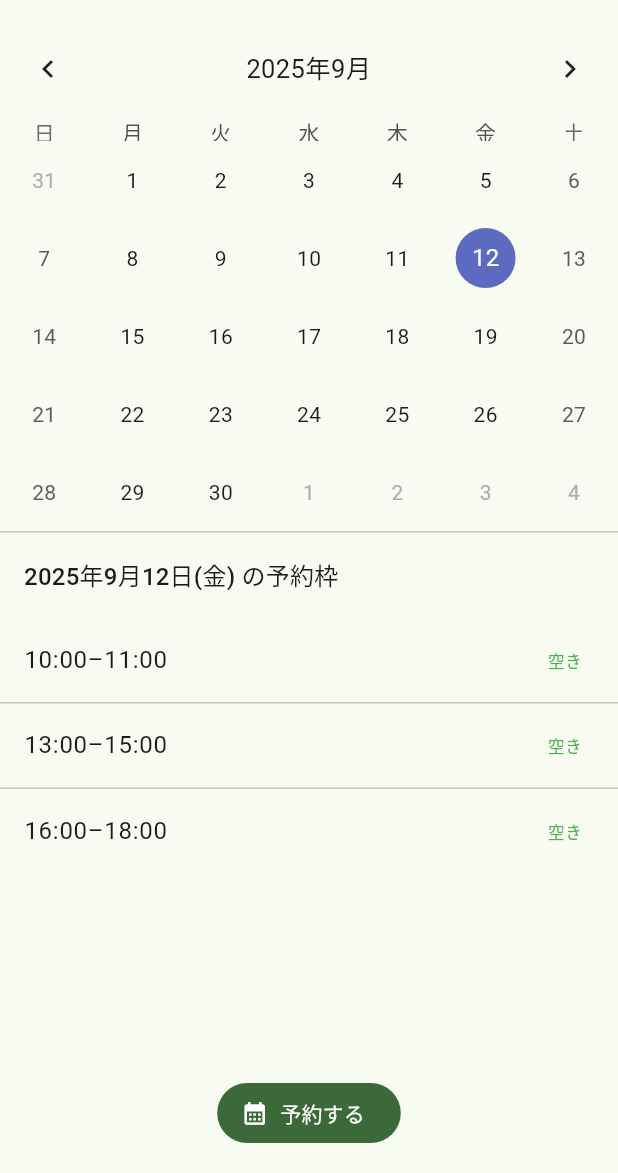
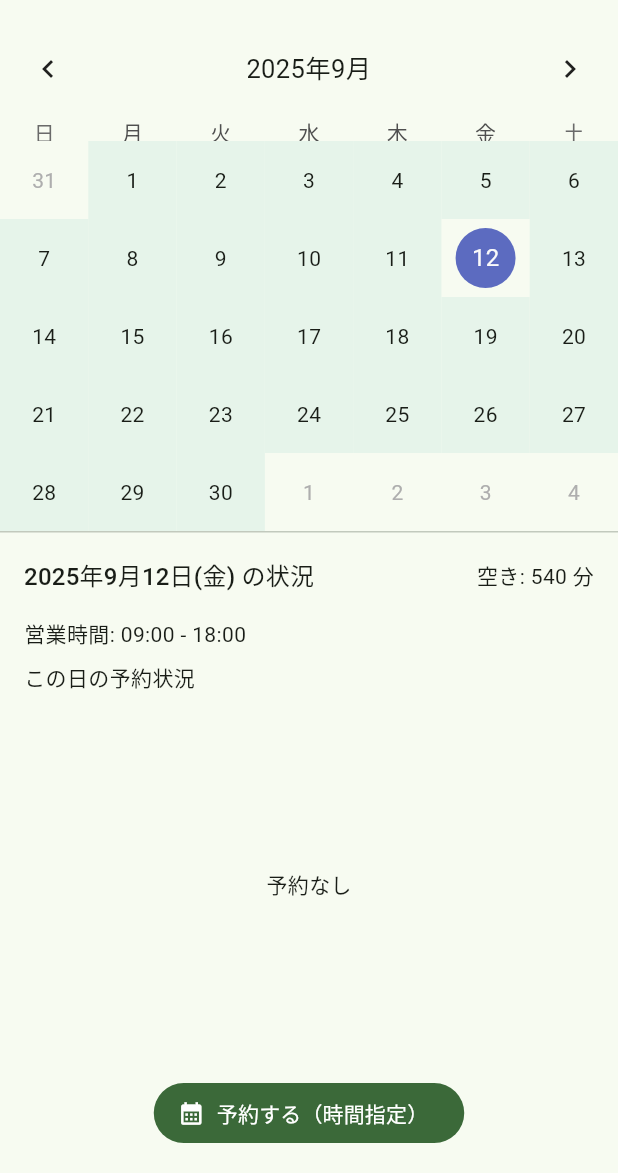
Before and after one commit to MoLpho/ishibashi, a Flutter app: the screen it shows after launch, on a phone screen of 412 x 824 dp, the part 63-1236 px from its top. Run offline on Flutter 3.47's test engine with Material 3 defaults, Android fonts, the phone set to English and light mode, and no system bars; drawn by our look-alikes of table_calendar; network calls fail.

Commit message:
予約に関する調整

```diff
--- a/lib/core/constants.dart
+++ b/lib/core/constants.dart
@@ -1,6 +1,6 @@
 class Constants {
   /// APIのベースURL,APIを変更したい場合はここを変更する
-  static const String baseUrl = 'http://mattya3340.tplinkdns.com:8000';
+  static const String baseUrl = 'http://127.0.0.1:8000';
 
   /// 予約枠（ID → (開始,終了)）。データベースの予約枠IDと一致させること
   static const Map<String, ({String start, String end})> slotTime = {
--- a/lib/screens/reservation/calendar/reservation_calendar_screen.dart
+++ b/lib/screens/reservation/calendar/reservation_calendar_screen.dart
@@ -2,15 +2,12 @@ import 'package:flutter/material.dart';
 import 'package:intl/intl.dart';
 import 'package:table_calendar/table_calendar.dart';
 
-import '../../../core/constants.dart';
 import '../../../utils/api/api_client.dart';
 import '../../../utils/api/holiday_api.dart';
 import '../../../utils/api/reservation_api.dart';
-import '../../reservation/models/time_slot.dart';
-import '../../reservation/models/form_result.dart';
-import '../form/reservation_form_sheet.dart';
-import '../confirm/confirm_screen.dart';
-
+import '../../../utils/api/settings_api.dart';
+import '../form/reservation_free_form_sheet.dart';
+import '../confirm/confirm_free_screen.dart';
 
 class ReservationCalendarScreen extends StatefulWidget {
   const ReservationCalendarScreen({super.key});
@@ -25,17 +22,20 @@ class _ReservationCalendarScreenState extends State<ReservationCalendarScreen> {
   // API クライアントの初期化
   late final ReservationApi _resApi = ReservationApi(_client);// 予約APIクライアント
   late final HolidayApi _holApi = HolidayApi(_client);// 休業日APIクライアント
+  late final SettingsApi _setApi = SettingsApi(_client);// 営業時間APIクライアント
 
   late DateTime _focusedDay;// カレンダーで現在表示している月の基準日
   late DateTime _selectedDay;// カレンダーで選択されている日
 
   // 休業日集合
   Set<DateTime> _closed = {};
-  // 日付→予約済み枠ID集合,満、空き判定用
-  Map<DateTime, Set<String>> _bookedByDate = {};
+  // 月内の予約イベント（日付ごとに生の時間帯で扱う）
+  Map<DateTime, List<EventItem>> _eventsByDate = {};
 
-  // ラベル用スロット
-  final _slots = TimeSlot.defaults();// /lib/core/constants.dart の slotTime から生成
+  // 曜日ごとの営業時間（0=Mon..6=Sun）
+  final Map<int, ({TimeOfDay open, TimeOfDay close})> _businessHours = {};
+
+  // 旧スロットUIは廃止。自由時間選択へ移行。
 
   @override
   void initState() {
@@ -56,19 +56,31 @@ class _ReservationCalendarScreenState extends State<ReservationCalendarScreen> {
       final events   = await _resApi.listEvents(from, to);// 予約済み一覧
       final holidays = await _holApi.listHolidays(from, to); // 休業日一覧
       final weekly   = await _holApi.listWeeklyOccurrences(from, to); // 毎週休業日一覧
+      // 営業時間（初回のみ取得して保持）
+      if (_businessHours.isEmpty) {
+        final bhs = await _setApi.listBusinessHours();
+        for (final bh in bhs) {
+          _businessHours[bh.weekday] = (
+            open: _parseTod(bh.openTime),
+            close: _parseTod(bh.closeTime),
+          );
+        }
+        // デフォルト（万一不足があれば）
+        for (int d = 0; d < 7; d++) {
+          _businessHours.putIfAbsent(d, () => (open: const TimeOfDay(hour: 9, minute: 0), close: const TimeOfDay(hour: 18, minute: 0)));
+        }
+      }
 
-      // 日付→予約済み枠ID集合 に変換
-      final byDate = <DateTime, Set<String>>{};
+      // 日付→イベントリスト へ変換
+      final byDate = <DateTime, List<EventItem>>{};
       for (final e in events) {
-        final id = slotIdFromEvent(e);// 予約枠IDを取得
-        if (id == null) continue;
-        final d = _dateOnly(e.date);  // 時刻を切り捨てて日付のみに変換
-        byDate.putIfAbsent(d, () => <String>{}).add(id); // 日付ごとに予約済み枠IDを追加
+        final d = _dateOnly(e.date);
+        byDate.putIfAbsent(d, () => <EventItem>[]).add(e);
       }
 
       // 状態を更新
       setState(() {
-        _bookedByDate = byDate; // 日ごとの予約済み枠
+        _eventsByDate = byDate; // 日ごとの予約（自由時間計算用）
         _closed = {...holidays, ...weekly}; // 休業日セット
       });
     } catch (e) {
@@ -78,23 +90,69 @@ class _ReservationCalendarScreenState extends State<ReservationCalendarScreen> {
       );
     }
   }
+
   // 休業日かどうか判定
   bool _isClosed(DateTime d) => _closed.contains(_dateOnly(d));
 
-  // 満席かどうか判定
-  bool _isFull(DateTime d) {
-    final day = _dateOnly(d);  // 時刻を切り捨てて日付のみに変換
-    final booked = _bookedByDate[day]?.length ?? 0;
-    final total  = Constants.slotTime.length;
-    return !_isClosed(day) && booked >= total && total > 0;// 休業日でなく、予約済み数が全枠数以上なら満席
+  // 予約のある/なし
+  bool _hasReservations(DateTime d) => (_eventsByDate[_dateOnly(d)]?.isNotEmpty ?? false);
+
+  // 営業時間の範囲を分で取得
+  int _toMinutes(TimeOfDay t) => t.hour * 60 + t.minute;
+
+  ({TimeOfDay open, TimeOfDay close}) _bhOf(DateTime d) =>
+      _businessHours[d.weekday] ?? (open: const TimeOfDay(hour: 9, minute: 0), close: const TimeOfDay(hour: 18, minute: 0));
+
+  // 指定日の自由時間（分）を算出（営業時間内で既存予約を差し引き）
+  int _freeMinutes(DateTime d) {
+    final day = _dateOnly(d);
+    if (_isClosed(day)) return 0;
+    final bh = _bhOf(day);
+    final open = _toMinutes(bh.open);
+    final close = _toMinutes(bh.close);
+    int busy = 0;
+    final evts = [...?_eventsByDate[day]];
+    // 時間帯を結合（単純に和をとる前に重複をまとめる）
+    evts.sort((a, b) => a.startTime.compareTo(b.startTime));
+    int? curS; int? curE;
+    int clamp(int v, int lo, int hi) => v < lo ? lo : (v > hi ? hi : v);
+    for (final e in evts) {
+      final s = clamp(_hhmmssToMin(e.startTime), open, close);
+      final eMin = clamp(_hhmmssToMin(e.endTime), open, close);
+      if (eMin <= s) continue;
+      if (curS == null || curE == null) {
+        curS = s; curE = eMin;
+      } else if (s <= curE) {
+        curE = eMin > curE ? eMin : curE; // 結合
+      } else {
+        busy += (curE - curS);
+        curS = s; curE = eMin;
+      }
+    }
+    if (curS != null && curE != null) busy += (curE - curS);
+    final total = (close - open);
+    final free = total - busy;
+    return free < 0 ? 0 : free;
   }
 
-  Set<String> _bookedSlots(DateTime d) => _bookedByDate[_dateOnly(d)] ?? {}; // 指定日の予約済み枠ID集合を取得 例11時から13時までが予約済みなら {'11-13'}
+  int _hhmmssToMin(String hhmmss) {
+    final sp = hhmmss.split(':');
+    final h = int.tryParse(sp[0]) ?? 0;
+    final m = int.tryParse(sp[1]) ?? 0;
+    return h * 60 + m;
+  }
+
+  TimeOfDay _parseTod(String s) {
+    final sp = s.split(':');
+    return TimeOfDay(hour: int.tryParse(sp[0]) ?? 0, minute: int.tryParse(sp[1]) ?? 0);
+  }
+
+  // 旧スロット用のヘルパーは削除（自由時間計算に移行）
 
   @override
   Widget build(BuildContext context) {
     final df = DateFormat('yyyy年M月d日(E)');
-    final bookedToday = _bookedSlots(_selectedDay);
+    final eventsToday = _eventsByDate[_dateOnly(_selectedDay)] ?? [];
 
     return Scaffold(
       appBar: AppBar(title: const Text('レンタルルーム予約')),
@@ -114,98 +172,118 @@ class _ReservationCalendarScreenState extends State<ReservationCalendarScreen> {
                 _focusedDay = focusedDay;
               });
             },
-            onPageChanged: (focused) => _loadMonth(focused), // 月が変わったときにデータを再取得
+            onPageChanged: (focused) {
+              // ページ移動時に現在のfocusedDayを更新してから、その月のデータを取得
+              setState(() {
+                _focusedDay = _dateOnly(focused);
+              });
+              _loadMonth(focused);
+            }, // 月が変わったときにデータを再取得
             calendarFormat: CalendarFormat.month,      // 月表示にフォーマット指定
             availableCalendarFormats: const {CalendarFormat.month: '月'},
             headerStyle: const HeaderStyle(formatButtonVisible: false, titleCentered: true),
             enabledDayPredicate: (day) => !_isClosed(day), // 休業日は選択不可にする
-            // 日付セルのカスタマイズ設定
+            // 日付セルのカスタマイズ設定（自由時間に基づく色分け）
             calendarBuilders: CalendarBuilders(
-              // 日付セルの下に予約状況を示すマーカーを表示
-              markerBuilder: (context, day, events) {
-                final d = _dateOnly(day);// 時刻を切り捨てて日付のみに変換
-
-                //休業日かどうか判定、休業日なら赤色のマーカーを表示
+              defaultBuilder: (context, day, focusedDay) {
+                final d = _dateOnly(day);
+                final base = Center(child: Text('${day.day}'));
                 if (_isClosed(d)) {
-                  return const Positioned(
-                    bottom: 4, child: Icon(Icons.circle, size: 8, color: Colors.red),//色の設定
+                  return DecoratedBox(
+                    decoration: const BoxDecoration(color: Color(0xFFFFE5E5), shape: BoxShape.rectangle),
+                    child: base,
                   );
                 }
-                //既に予約済みかどうか判定、既に予約済みならオレンジ色のマーカーを表示
-                if (_isFull(d)) {
-                  return const Positioned(
-                    bottom: 4, child: Icon(Icons.circle, size: 8, color: Colors.orange),//色の設定
+                final hasRes = _hasReservations(d);
+                if (!hasRes) {
+                  return DecoratedBox(
+                    decoration: const BoxDecoration(color: Color(0xFFE6F4EA)), // 緑系（予約なし）
+                    child: base,
                   );
                 }
-                final booked = _bookedByDate[d]?.length ?? 0;// 予約済み数を取得
-                // 予約済みが1つ以上かつ満席でない場合は緑色のマーカーを表示
-                if (booked > 0 && booked < Constants.slotTime.length) {
-                  return const Positioned(
-                    bottom: 4, child: Icon(Icons.circle, size: 8, color: Colors.green),//色の設定
+                final free = _freeMinutes(d);
+                if (free >= 360) {
+                  return DecoratedBox(
+                    decoration: const BoxDecoration(color: Color(0xFFFFF4E0)), // オレンジ系（>=6h 空き）
+                    child: base,
                   );
                 }
-                return null; // 予約がない場合はマーカーを表示しない 要相談
+                if (free <= 120) {
+                  return DecoratedBox(
+                    decoration: const BoxDecoration(color: Color(0xFFFFE6E6)), // 赤系（<=2h 空き）
+                    child: base,
+                  );
+                }
+                return base;
               },
             ),
           ),
           const Divider(height: 1),
-          // 選択された日の予約枠と状態説明を表示
+          // 選択された日の情報
           Padding(
             padding: const EdgeInsets.all(16),
             child: Row(
               children: [
-                Text("${df.format(_selectedDay)} の予約枠",
+                Text("${df.format(_selectedDay)} の状況",
                     style: Theme.of(context).textTheme.titleMedium),
                 const Spacer(),
-                // 休業日なら赤色で表示
                 if (_isClosed(_selectedDay))
                   const Text("休業日", style: TextStyle(color: Colors.red)),
-                //既に予約済みオレンジ色で表示
-                if (!_isClosed(_selectedDay) && _isFull(_selectedDay))
-                  const Text("満席", style: TextStyle(color: Colors.orange)),
+                if (!_isClosed(_selectedDay)) ...[
+                  const SizedBox(width: 8),
+                  Text('空き: ${_freeMinutes(_selectedDay)} 分'),
+                ]
               ],
             ),
           ),
           Expanded(
-            // 休業日なら「この日は休業日です」と表示、そうでなければ予約枠リストを表示
             child: _isClosed(_selectedDay)
                 ? const Center(child: Text("この日は休業日です"))
-                : ListView.separated(
-                    itemCount: _slots.length,
-                    separatorBuilder: (_, __) => const Divider(height: 1), // リスト間に区切り線
-                    itemBuilder: (_, i) {
-                      final s = _slots[i];
-                      final isBooked = bookedToday.contains(s.id);// 予約済みかどうか
-                      return ListTile(
-                        title: Text(s.label),
-                        trailing: Text(isBooked ? "満" : "空き", // 予約済みなら「満」、そうでなければ「空き」と表示
-                            style: TextStyle(color: isBooked ? Colors.orange : Colors.green)),
-                        enabled: !isBooked, // 予約済みならタップ不可にする
-                        onTap: isBooked
-                            ? null
-                            : () => _openReservationForm(
-                                  context: context,
-                                  date: _selectedDay,
-                                  initialSelected: {s.id},
+                : Padding(
+                    padding: const EdgeInsets.symmetric(horizontal: 16),
+                    child: Column(
+                      crossAxisAlignment: CrossAxisAlignment.start,
+                      children: [
+                        // 営業時間表示
+                        Builder(builder: (context) {
+                          final bh = _bhOf(_selectedDay);
+                          String fmt(TimeOfDay t) => '${t.hour.toString().padLeft(2,'0')}:${t.minute.toString().padLeft(2,'0')}';
+                          return Text('営業時間: ${fmt(bh.open)} - ${fmt(bh.close)}');
+                        }),
+                        const SizedBox(height: 8),
+                        Text('この日の予約状況'),
+                        const SizedBox(height: 8),
+                        Expanded(
+                          child: eventsToday.isEmpty
+                              ? const Center(child: Text('予約なし'))
+                              : ListView.separated(
+                                  itemCount: eventsToday.length,
+                                  separatorBuilder: (_, __) => const Divider(height: 1),
+                                  itemBuilder: (_, i) {
+                                    final e = eventsToday[i];
+                                    final s = e.startTime.substring(0,5);
+                                    final en = e.endTime.substring(0,5);
+                                    return ListTile(
+                                      leading: const Icon(Icons.schedule),
+                                      title: Text('$s - $en'),
+                                      subtitle: e.representativeName != null ? Text(e.representativeName!) : null,
+                                    );
+                                  },
                                 ),
-                      );
-                    },
+                        ),
+                      ],
+                    ),
                   ),
           ),
           SafeArea(
             child: Padding(
               padding: const EdgeInsets.fromLTRB(16, 8, 16, 16),
-              child: FilledButton.icon( // 予約ボタン
-              // 休業日または予約済みならボタンを無効化
-                onPressed: _isClosed(_selectedDay) || _isFull(_selectedDay)
+              child: FilledButton.icon(
+                onPressed: _isClosed(_selectedDay)
                     ? null
-                    : () => _openReservationForm(
-                          context: context,
-                          date: _selectedDay,
-                          initialSelected: {},
-                        ),
+                    : () => _openFreeReservationForm(context: context, date: _selectedDay),
                 icon: const Icon(Icons.calendar_month),
-                label: const Text("予約する"),
+                label: const Text('予約する（時間指定）'),
               ),
             ),
           ),
@@ -214,50 +292,48 @@ class _ReservationCalendarScreenState extends State<ReservationCalendarScreen> {
     );
   }
 
-  // 予約ボタン押下時の処理
-  Future<void> _openReservationForm({
+  // 自由時間予約フロー
+  Future<void> _openFreeReservationForm({
     required BuildContext context,
     required DateTime date,
-    required Set<String> initialSelected,
   }) async {
+    final day = _dateOnly(date);
+    final bh = _bhOf(day);
+    // その日の既存予約をTimeOfDay区間に変換
+    final booked = (_eventsByDate[day] ?? [])
+        .map((e) => (
+              start: _parseTod(e.startTime),
+              end: _parseTod(e.endTime),
+            ))
+        .toList();
 
-    final booked = _bookedSlots(date); // 選択した日の予約済み枠ID集合を取得
-
-    // 予約フォームをモーダルボトムシートで表示
-    final result = await showModalBottomSheet<FormResult>(
+    final result = await showModalBottomSheet<Map<String, dynamic>>(
       context: context,
       isScrollControlled: true,
       useSafeArea: true,
-      builder: (_) => ReservationFormSheet(
-        date: date,
-        allSlots: _slots, // 全予約枠
-        initialSelected: initialSelected,
-        booked: booked,  // 予約済み枠
+      builder: (_) => ReservationFreeFormSheet(
+        date: day,
+        open: bh.open,
+        close: bh.close,
+        booked: booked,
       ),
     );
-
-    // ユーザーがキャンセルした場合は何もしない
     if (result == null) return;
     if (!context.mounted) return;
 
-    //if (!mounted || result == null) return;
-
-    // 予約確認画面に遷移 trueなら予約成功、falseならキャンセルor失敗
     final ok = await Navigator.of(context).push<bool>(MaterialPageRoute(
-      builder: (_) => ConfirmScreen(result: result),
+      builder: (_) => ConfirmFreeScreen(
+        date: day,
+        start: result['start'] as String,
+        end: result['end'] as String,
+        name: result['name'] as String,
+        phone: result['phone'] as String,
+        note: (result['note'] as String?) ?? '',
+      ),
     ));
-
-    if (!context.mounted) return;
-
-    if (ok == null) return;   // 戻り値がnullのときだけ抜ける
     if (ok == true && mounted) {
-    await _loadMonth(date);
-
-    }
-    // 予約成功時は再読込
-    if (ok == true && mounted) {
-      await _loadMonth(date);
-      setState(() {}); // 表示更新
+      await _loadMonth(day);
+      setState(() {});
     }
   }
 }
--- a/lib/utils/api/settings_api.dart
+++ b/lib/utils/api/settings_api.dart
@@ -34,7 +34,7 @@ class WeeklyHolidayRule {
         id: (j['id'] as num).toInt(),
         weekday: j['weekday'] as int,
         name: (j['name'] as String?) ?? '定休日',
-        active: (j['is_active'] as bool?) ?? true,
+        active: (j['active'] as bool?) ?? true,
       );
 }
 
@@ -63,7 +63,8 @@ class SettingsApi {
   }
 
   Future<BusinessHoursItem> upsertBusinessHour(BusinessHoursItem item) async {
-    final res = await _client.put('/api/v1/business-hours/${item.weekday}', body: jsonEncode(item.toJson()));
+    // ApiClient.put は内部で jsonEncode するため、Map を渡す
+    final res = await _client.put('/api/v1/business-hours/${item.weekday}', body: item.toJson());
     if (res.statusCode < 200 || res.statusCode >= 300) {
       throw Exception('PUT /business-hours/${item.weekday} failed: ${res.statusCode} ${res.body}');
     }
```
Also changed, not shown: lib/screens/admin/settings/admin_settings_screen.dart (+21 -3 lines), lib/screens/reservation/confirm/confirm_free_screen.dart (added, +76 -0 lines), lib/screens/reservation/form/reservation_free_form_sheet.dart (added, +196 -0 lines).
